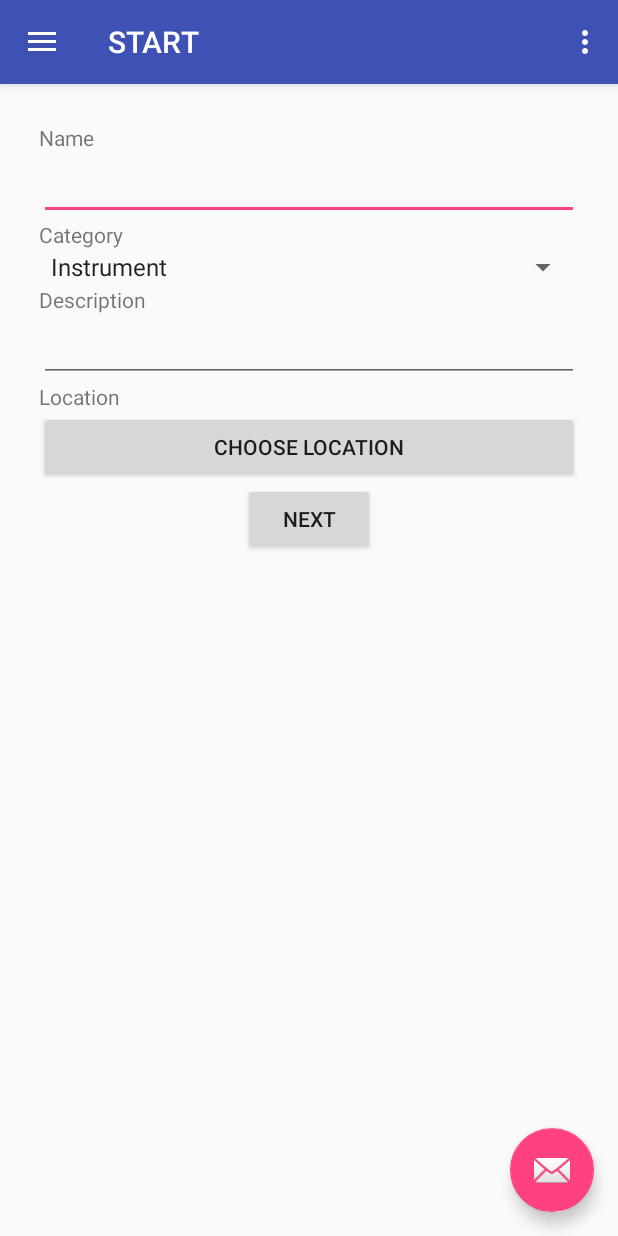
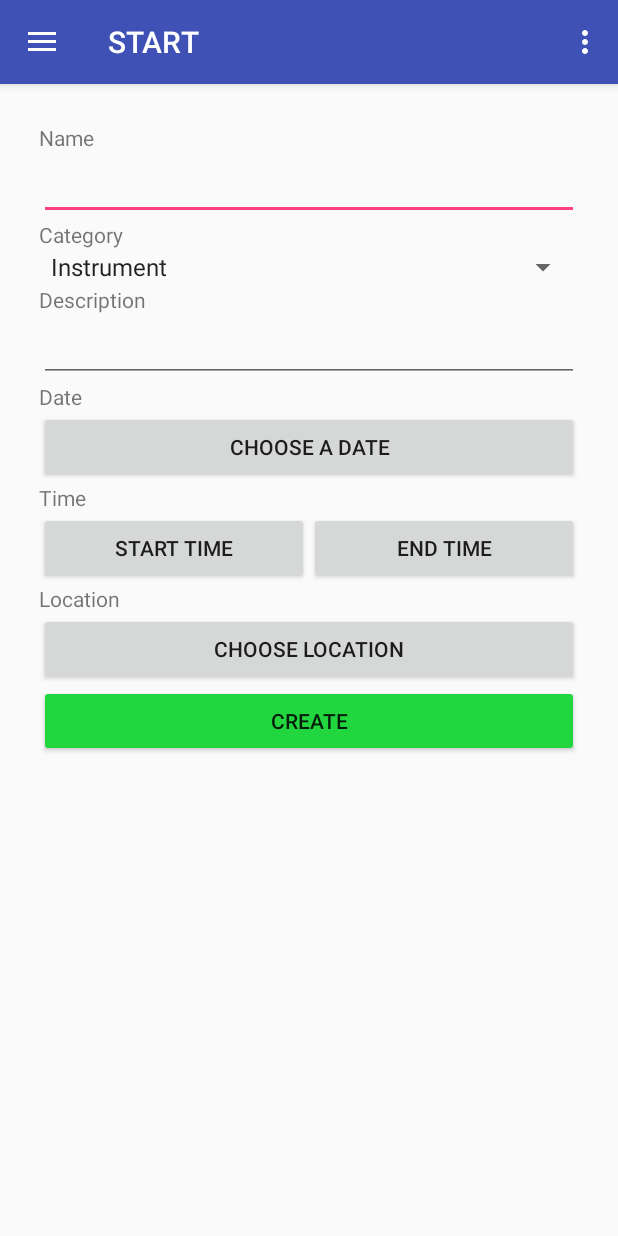
Before and after one commit to bryanyhy/START, an Android app: the screen it shows after launch (MainActivity), in the side drawer, after a tap on "Create Performance", on a phone screen of 412 x 824 dp. Run offline under Robolectric (Android 15) with nearby library versions, the phone set to English and light mode, and no system bars; libraries missing offline, so code that uses them is left out: com.firebase.client; 4 statements that could not run were skipped.

Commit message:
Add date and time options in createPerformance

```diff
--- a/app/src/main/java/ambiesoft/start/Activity/MainActivity.java
+++ b/app/src/main/java/ambiesoft/start/Activity/MainActivity.java
@@ -58,7 +58,8 @@ public class MainActivity extends AppCompatActivity
         Toolbar toolbar = (Toolbar) findViewById(R.id.toolbar);
         setSupportActionBar(toolbar);
 
-//        FloatingActionButton fab = (FloatingActionButton) findViewById(R.id.fab);
+        FloatingActionButton fab = (FloatingActionButton) findViewById(R.id.fab);
+        fab.setVisibility(View.GONE);
 //        fab.setOnClickListener(new View.OnClickListener() {
 //            @Override
 //            public void onClick(View view) {
--- a/app/src/main/java/ambiesoft/start/Fragment/CreatePerformanceFragment.java
+++ b/app/src/main/java/ambiesoft/start/Fragment/CreatePerformanceFragment.java
@@ -2,19 +2,24 @@ package ambiesoft.start.Fragment;
 
 
 import android.app.Activity;
+import android.app.DatePickerDialog;
+import android.app.TimePickerDialog;
 import android.content.Intent;
 import android.os.Bundle;
 import android.app.Fragment;
 import android.support.annotation.NonNull;
 import android.support.annotation.Nullable;
+import android.text.format.DateFormat;
 import android.view.LayoutInflater;
 import android.view.View;
 import android.view.ViewGroup;
 import android.widget.AdapterView;
 import android.widget.ArrayAdapter;
 import android.widget.Button;
+import android.widget.DatePicker;
 import android.widget.EditText;
 import android.widget.Spinner;
+import android.widget.TimePicker;
 import android.widget.Toast;
 
 import com.google.android.gms.common.ConnectionResult;
@@ -26,6 +31,11 @@ import com.google.android.gms.location.places.Place;
 import com.google.android.gms.location.places.Places;
 import com.google.android.gms.location.places.ui.PlacePicker;
 import com.google.android.gms.maps.model.LatLng;
+
+import java.text.ParseException;
+import java.text.SimpleDateFormat;
+import java.util.Calendar;
+import java.util.Date;
 
 import ambiesoft.start.R;
 
@@ -43,12 +53,19 @@ public class CreatePerformanceFragment extends Fragment implements GoogleApiClie
     private String selectedCategory;
     private Double selectedLat;
     private Double selectedLng;
+    private String selectedDate;
+    private String selectedSTime;
+    private String selectedETime;
+    private int startOrEndTime;
 
     private EditText nameInput;
     private EditText descInput;
     private Spinner categorySpinner;
-    private Button nextButton;
+    private Button createButton;
     private Button locationButton;
+    private Button dateButton;
+    private Button sTimeButton;
+    private Button eTimeButton;
 
 
     private static final String CATEGORY_TYPE[] = {"Instrument", "Dance", "Magic"};
@@ -65,8 +82,8 @@ public class CreatePerformanceFragment extends Fragment implements GoogleApiClie
         nameInput = (EditText) view.findViewById(R.id.nameInput);
         descInput = (EditText) view.findViewById(R.id.descInput);
         categorySpinner = (Spinner) view.findViewById(R.id.categorySpinner);
-        nextButton = (Button) view.findViewById(R.id.nextButton);
-        nextButton.setOnClickListener(new View.OnClickListener() {
+        createButton = (Button) view.findViewById(R.id.createButton);
+        createButton.setOnClickListener(new View.OnClickListener() {
             @Override
             public void onClick(View arg0) {
                 submit();
@@ -77,6 +94,33 @@ public class CreatePerformanceFragment extends Fragment implements GoogleApiClie
             @Override
             public void onClick(View arg0) {
                 chooseLocation();
+            }
+        });
+        dateButton = (Button) view.findViewById(R.id.dateButton);
+        dateButton.setOnClickListener(new View.OnClickListener() {
+            @Override
+            public void onClick(View arg0) {
+                try {
+                    chooseDate();
+                } catch (ParseException e) {
+                    e.printStackTrace();
+                }
+            }
+        });
+        sTimeButton = (Button) view.findViewById(R.id.sTimeButton);
+        sTimeButton.setOnClickListener(new View.OnClickListener() {
+            @Override
+            public void onClick(View arg0) {
+                startOrEndTime = 0;
+                chooseStartTime();
+            }
+        });
+        eTimeButton = (Button) view.findViewById(R.id.eTimeButton);
+        eTimeButton.setOnClickListener(new View.OnClickListener() {
+            @Override
+            public void onClick(View arg0) {
+                startOrEndTime = 1;
+                chooseStartTime();
             }
         });
         return view;
@@ -118,6 +162,48 @@ public class CreatePerformanceFragment extends Fragment implements GoogleApiClie
         });
     }
 
+    public void chooseDate() throws ParseException {
+        // TODO Auto-generated method stub
+        //To show current date in the datepicker
+        Calendar mCurrentDate = Calendar.getInstance();
+        int mYear = mCurrentDate.get(Calendar.YEAR);
+        int mMonth = mCurrentDate.get(Calendar.MONTH);
+        int mDay = mCurrentDate.get(Calendar.DAY_OF_MONTH);
+
+        DatePickerDialog mDatePicker = new DatePickerDialog(getActivity(), new DatePickerDialog.OnDateSetListener() {
+            public void onDateSet(DatePicker datePicker, int selectedYear, int selectedMonth, int selectedDay) {
+                selectedDate = selectedDay + "-" + (selectedMonth + 1) + "-" + selectedYear;
+                Toast.makeText(getActivity(), selectedDate + " is selected.", Toast.LENGTH_SHORT).show();
+                dateButton.setText(selectedDate);
+            }
+        },mYear, mMonth, mDay);
+        mDatePicker.getDatePicker().setMinDate(mCurrentDate.getTimeInMillis());
+        mDatePicker.setTitle("Select date");
+        mDatePicker.show();
+    }
+
+    public void chooseStartTime() {
+        Calendar mCurrentTime = Calendar.getInstance();
+        int mHour = mCurrentTime.get(Calendar.HOUR_OF_DAY);
+        int mMinute = mCurrentTime.get(Calendar.MINUTE);
+
+        TimePickerDialog mTimePicker = new TimePickerDialog(getActivity(), new TimePickerDialog.OnTimeSetListener() {
+            public void onTimeSet(TimePicker timePicker, int selectedHour, int selectedMinute) {
+                if (startOrEndTime == 0) {
+                    selectedSTime = selectedHour + ":" + selectedMinute;
+                    Toast.makeText(getActivity(), selectedSTime + " is selected.", Toast.LENGTH_SHORT).show();
+                    sTimeButton.setText(selectedSTime);
+                } else {
+                    selectedETime = selectedHour + ":" + selectedMinute;
+                    Toast.makeText(getActivity(), selectedETime + " is selected.", Toast.LENGTH_SHORT).show();
+                    eTimeButton.setText(selectedETime);
+                }
+            }
+        },mHour, mMinute, true);
+        mTimePicker.setTitle("Select time");
+        mTimePicker.show();
+    }
+
     public void chooseLocation() {
         PlacePicker.IntentBuilder builder = new PlacePicker.IntentBuilder();
         try {
@@ -146,7 +232,8 @@ public class CreatePerformanceFragment extends Fragment implements GoogleApiClie
     public void submit() {
         String name = nameInput.getText().toString();
         String desc = descInput.getText().toString();
-        if (name.trim().matches("") || desc.trim().matches("")) {
+        if (name.trim().matches("") || desc.trim().matches("") || selectedLat == null || selectedLng == null
+                || selectedDate == null || selectedSTime == null || selectedETime == null) {
             // check if any empty field
             showAlertBox("No empty field is allowed.", getActivity());
         } else {
--- a/app/src/main/res/layout/fragment_create_performance.xml
+++ b/app/src/main/res/layout/fragment_create_performance.xml
@@ -10,7 +10,8 @@
         android:layout_width="match_parent"
         android:layout_height="match_parent"
         android:layout_alignParentTop="true"
-        android:layout_alignParentStart="true">
+        android:layout_alignParentStart="true"
+        android:weightSum="1">
 
         <TextView
             android:layout_width="wrap_content"
@@ -51,6 +52,46 @@
         <TextView
             android:layout_width="wrap_content"
             android:layout_height="wrap_content"
+            android:text="Date"
+            android:id="@+id/textView7" />
+
+        <Button
+            android:layout_width="match_parent"
+            android:layout_height="wrap_content"
+            android:text="Choose a date"
+            android:id="@+id/dateButton"
+            android:layout_gravity="center_horizontal" />
+
+        <TextView
+            android:layout_width="wrap_content"
+            android:layout_height="wrap_content"
+            android:text="Time"
+            android:id="@+id/textView8" />
+
+        <LinearLayout
+            android:orientation="horizontal"
+            android:layout_width="match_parent"
+            android:layout_height="wrap_content"
+            android:layout_gravity="center_horizontal">
+
+            <Button
+                android:layout_width="wrap_content"
+                android:layout_height="wrap_content"
+                android:text="Start Time"
+                android:id="@+id/sTimeButton"
+                android:layout_weight="0.5" />
+
+            <Button
+                android:layout_width="wrap_content"
+                android:layout_height="wrap_content"
+                android:text="End Time"
+                android:id="@+id/eTimeButton"
+                android:layout_weight="0.6" />
+        </LinearLayout>
+
+        <TextView
+            android:layout_width="wrap_content"
+            android:layout_height="wrap_content"
             android:text="Location"
             android:id="@+id/textView6" />
 
@@ -62,11 +103,11 @@
             android:layout_gravity="center_horizontal" />
 
         <Button
-            android:layout_width="wrap_content"
+            android:layout_width="match_parent"
             android:layout_height="wrap_content"
-            android:text="Next"
-            android:id="@+id/nextButton"
-            android:layout_gravity="center_horizontal" />
+            android:text="Create"
+            android:id="@+id/createButton"
+            android:backgroundTint="#22d640" />
 
     </LinearLayout>
 </RelativeLayout>
```
